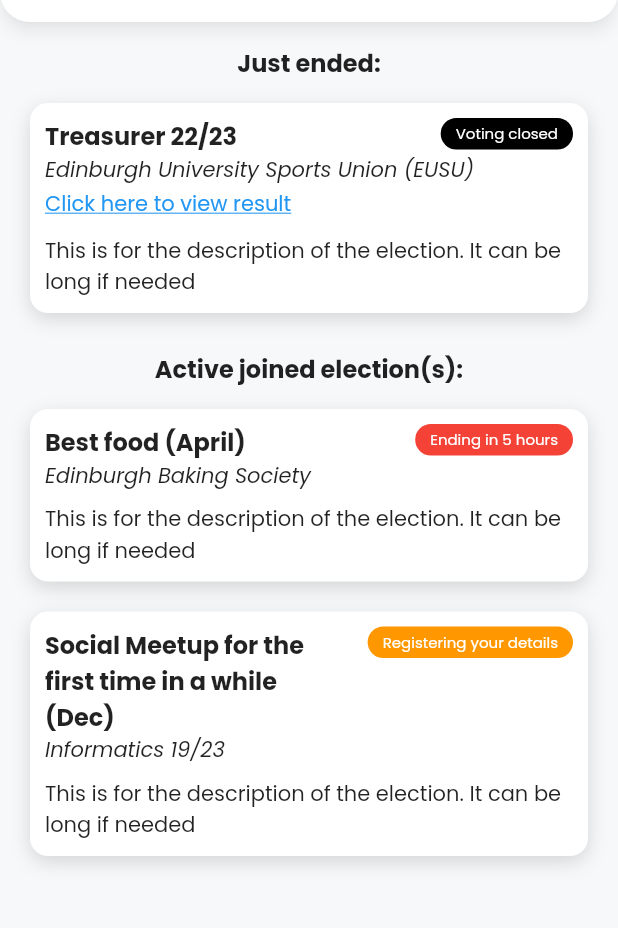
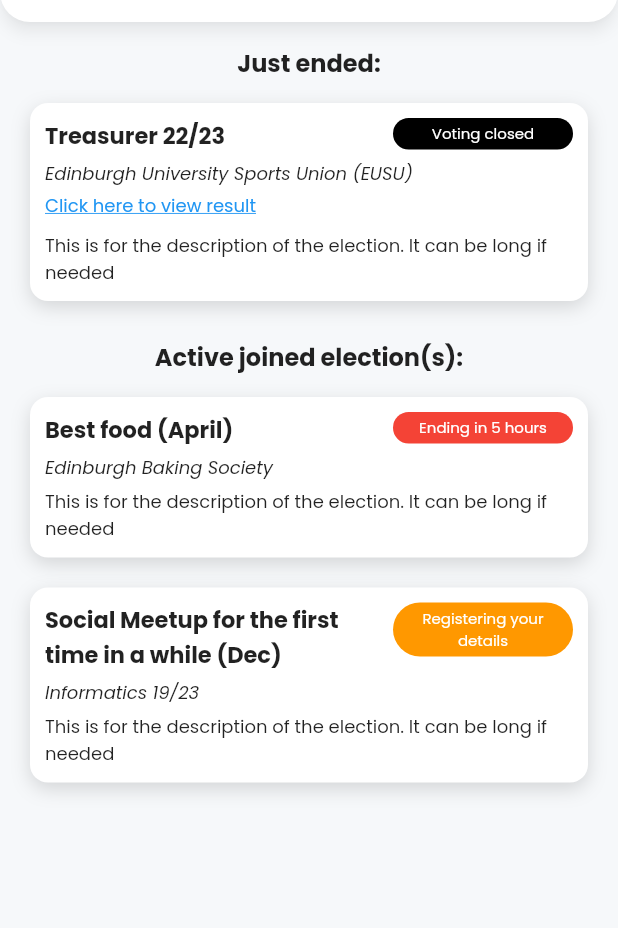
Before and after one commit to HafizuddinSharif/ecclesia_ui, a Flutter app: the screen it shows after launch, on a phone screen of 412 x 824 dp, the part 98-1026 px from its top. Run offline on Flutter 3.47's test engine with Material 2 defaults, Android fonts, the phone set to English and light mode, and no system bars; our stand-ins replace bloc, equatable, fl_chart, flutter_bloc, go_router, image_picker.

Commit message:
Update on user experience

```diff
--- a/lib/client/screens/election_dashboard.dart
+++ b/lib/client/screens/election_dashboard.dart
@@ -317,7 +317,7 @@ class VoteChoiceRow extends StatelessWidget {
       child: Row(
         mainAxisAlignment: MainAxisAlignment.spaceBetween,
         children: [
-          Text(choice!.title ?? 'Null value given'),
+          Text(choice!.title),
           IconButton(
               onPressed: () {
                 context.go('/election-detail/$id/$userId/info/${choice!.id}');
--- a/lib/client/widgets/election_card.dart
+++ b/lib/client/widgets/election_card.dart
@@ -50,16 +50,14 @@ class ElectionCard extends StatelessWidget {
               crossAxisAlignment: CrossAxisAlignment.start,
               children: [
                 // Title for card
-                SizedBox(
-                  width: 200,
+                Expanded(
                   child: Text(electionTitle,
                       style: const TextStyle(
-                        fontSize: 16,
+                        fontSize: 15,
                         fontWeight: FontWeight.w700,
                       )),
                 ),
                 SizedBox(
-                  width: MediaQuery.of(context).size.width / 3,
                   child: Row(
                     mainAxisAlignment: MainAxisAlignment.end,
                     children: [
@@ -69,7 +67,8 @@ class ElectionCard extends StatelessWidget {
                 ),
               ],
             ),
-            Text(electionOrganization, style: const TextStyle(fontStyle: FontStyle.italic)),
+            const SizedBox(height: 5),
+            Text(electionOrganization, style: const TextStyle(fontStyle: FontStyle.italic, fontSize: 12)),
             // Link to see result
             // Render only when vote has been closed
             (status != ElectionStatusEnum.voteClosed)
@@ -88,13 +87,14 @@ class ElectionCard extends StatelessWidget {
                             style: TextStyle(
                               color: Colors.blue,
                               decoration: TextDecoration.underline,
+                              fontSize: 12,
                             ))),
                   ),
-            Container(
-              height: 8,
+            const SizedBox(
+              height: 5,
             ),
             // Election description
-            Text(electionDescription, overflow: TextOverflow.ellipsis, maxLines: 2),
+            Text(electionDescription, overflow: TextOverflow.ellipsis, maxLines: 2, style: const TextStyle(fontSize: 12)),
           ],
         ),
       ),
--- a/lib/client/widgets/status_tag.dart
+++ b/lib/client/widgets/status_tag.dart
@@ -22,6 +22,7 @@ class StatusTag extends StatelessWidget {
   @override
   Widget build(BuildContext context) {
     return Container(
+      width: 120,
       padding: const EdgeInsets.symmetric(vertical: 3.0, horizontal: 10.0),
       alignment: Alignment.center,
       decoration: BoxDecoration(
```
Also changed, not shown: lib/client/screens/voting_casted.dart (+28 -2 lines).
